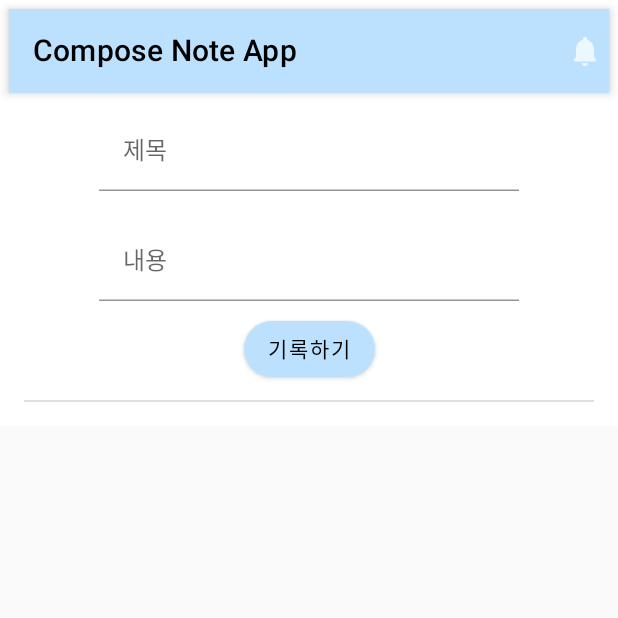
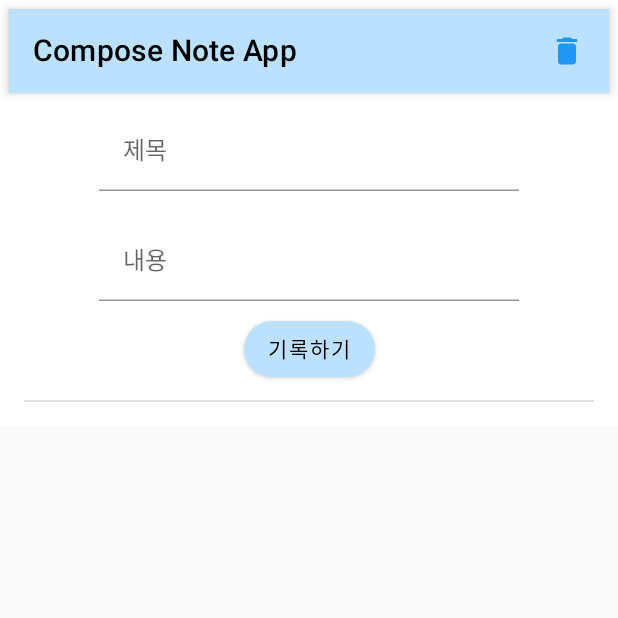
Before and after one commit to ksjmgrkks/Jetpack-Compose-Study, an Android app built with Jetpack Compose: the screen it shows after launch (MainActivity), on a phone screen of 412 x 824 dp, the top half of it. Run offline under Robolectric (Android 15) with nearby library versions, the phone set to English and light mode, and no system bars; our stand-ins replace Dagger/Hilt's generated code, Room's generated code.

Commit message:
compose note app 전체 노트 삭제 기능 추가

```diff
--- a/ComposeNoteApp/app/src/main/java/com/kks/noteapp/MainActivity.kt
+++ b/ComposeNoteApp/app/src/main/java/com/kks/noteapp/MainActivity.kt
@@ -36,6 +36,7 @@ class MainActivity : ComponentActivity() {
         NoteScreen(
             notes = noteList,
             onAddNote = { noteViewModel.addNote(it) },
-            onRemoveNote = { noteViewModel.removeNote(it) })
+            onRemoveNote = { noteViewModel.removeNote(it) },
+            onRemoveAllNote = { noteViewModel.removeAllNote()})
     }
 }
--- a/ComposeNoteApp/app/src/main/java/com/kks/noteapp/screen/NoteScreen.kt
+++ b/ComposeNoteApp/app/src/main/java/com/kks/noteapp/screen/NoteScreen.kt
@@ -10,6 +10,7 @@ import androidx.compose.foundation.lazy.items
 import androidx.compose.foundation.shape.RoundedCornerShape
 import androidx.compose.material.*
 import androidx.compose.material.icons.Icons
+import androidx.compose.material.icons.rounded.Delete
 import androidx.compose.material.icons.rounded.Notifications
 import androidx.compose.runtime.*
 import androidx.compose.ui.Alignment
@@ -24,13 +25,15 @@ import com.kks.noteapp.components.NoteButton
 import com.kks.noteapp.components.NoteInputText
 import com.kks.noteapp.model.Note
 import com.kks.noteapp.ui.theme.SkyBlue
+import com.kks.noteapp.ui.theme.ThemeSkyBlue
 import com.kks.noteapp.util.formatDate
 
 @Composable
 fun NoteScreen(
     notes: List<Note>,
     onAddNote: (Note) -> Unit,
-    onRemoveNote: (Note) -> Unit
+    onRemoveNote: (Note) -> Unit,
+    onRemoveAllNote: () -> Unit
 ){
     var title by remember {
         mutableStateOf("")
@@ -46,7 +49,37 @@ fun NoteScreen(
                               color = Color.Black,)
         },
             actions = {
-                Icon(imageVector = Icons.Rounded.Notifications, contentDescription = "Icon")
+                var showDialog by remember { mutableStateOf(false) }
+                IconButton(
+                    onClick = { showDialog = true }
+                ) {
+                    Icon(
+                        imageVector = Icons.Rounded.Delete,
+                        contentDescription = "노트 전체 삭제 아이콘",
+                        tint = ThemeSkyBlue,
+                    )
+                }
+
+                if (showDialog) {
+                    AlertDialog(
+                        onDismissRequest = { showDialog = false },
+                        title = { Text("전체 삭제") },
+                        text = { Text("전체 항목을 삭제하시겠습니까?") },
+                        confirmButton = {
+                            Button(onClick = {
+                                showDialog = false
+                                onRemoveAllNote()
+                            }) {
+                                Text("예")
+                            }
+                        },
+                        dismissButton = {
+                            Button(onClick = { showDialog = false }) {
+                                Text("아니요")
+                            }
+                        }
+                    )
+                }
             },
         backgroundColor = SkyBlue
         )
@@ -147,12 +180,12 @@ fun NoteRow(
                         showDialog = false
                         onNoteClicked(note)
                     }) {
-                        Text("네")
+                        Text("예")
                     }
                 },
                 dismissButton = {
                     Button(onClick = { showDialog = false }) {
-                        Text("아니오")
+                        Text("아니요")
                     }
                 }
             )
--- a/ComposeNoteApp/app/src/main/java/com/kks/noteapp/screen/NoteViewModel.kt
+++ b/ComposeNoteApp/app/src/main/java/com/kks/noteapp/screen/NoteViewModel.kt
@@ -32,4 +32,6 @@ class NoteViewModel @Inject constructor(private val repository: NoteRepository)
     fun updateNote(note: Note) = viewModelScope.launch { repository.updateNote(note) }
     fun removeNote(note: Note) = viewModelScope.launch { repository.deleteNote(note) }
 
+    fun removeAllNote() = viewModelScope.launch { repository.deleteAllNotes() }
+
 }
```
